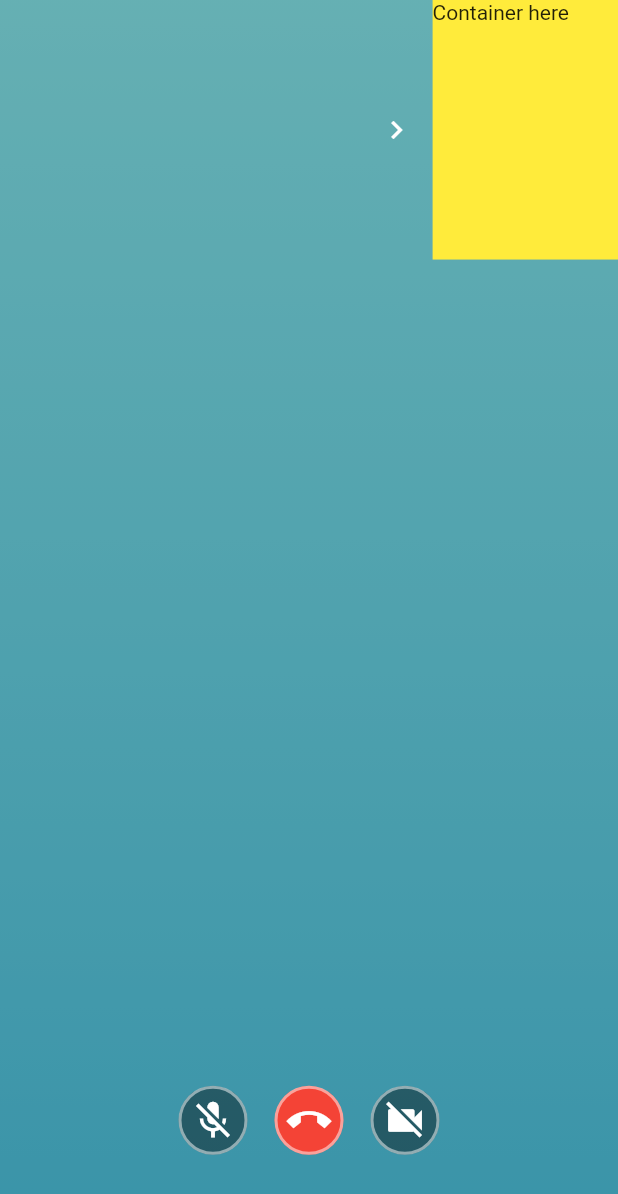
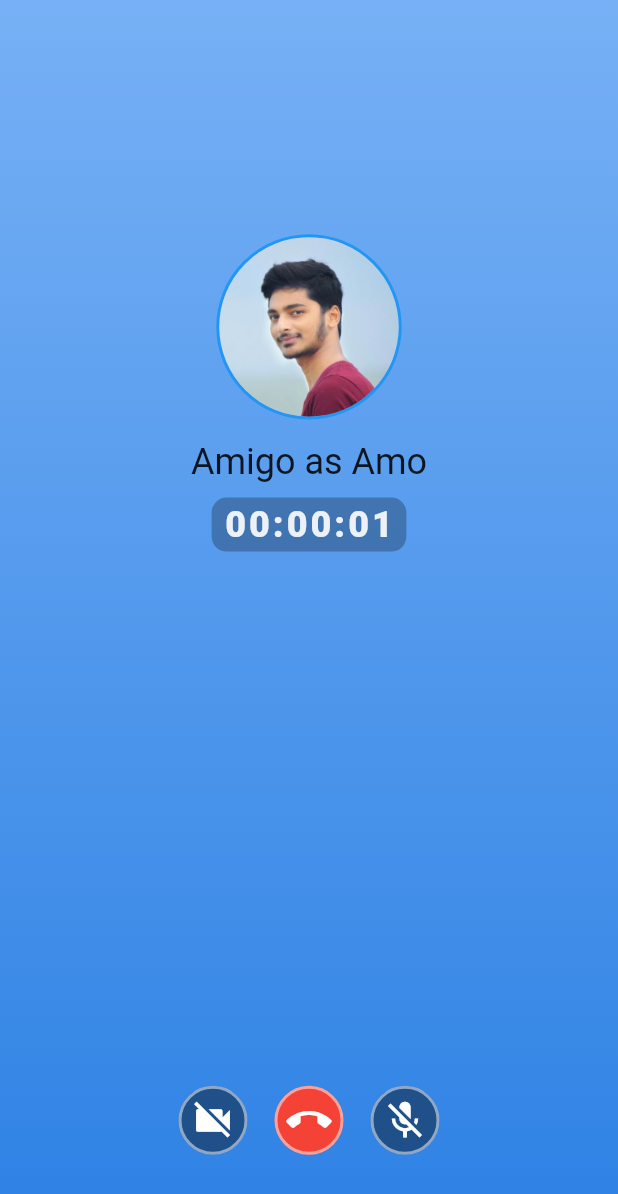
Before and after one commit to yeasin50/Flutter-Video-Calling-App, a Flutter app: the OnCallRunningScreen screen opened directly, on a phone screen of 412 x 824 dp. Shown: the top 1194 px of the screen. Run offline on Flutter 3.47's test engine with Material 2 defaults, Android fonts, the phone set to English and light mode, and no system bars; our stand-ins replace easy_rich_text, google_fonts; missing offline and left inert: flutter_webrtc, sdp_transform; Roboto replaces fonts that are missing (Adamina, Lateef).

Commit message:
audioCallScreen

```diff
--- a/lib/components/utils.dart
+++ b/lib/components/utils.dart
@@ -1,4 +1,5 @@
 import 'package:flutter/material.dart';
+import 'package:web_rtc/dummy_data/user_message.dart';
 
 class Utils {
   static Size textSize(String _text, TextStyle _style, double _maxWidth) {
@@ -14,4 +15,11 @@ class Utils {
       );
     return textPainter.size;
   }
+
+  static String stringDuration(Duration duration) {
+    String twoDigits(int n) => n.toString().padLeft(2, "0");
+    String twoDigitMinutes = twoDigits(duration.inMinutes.remainder(60));
+    String twoDigitSeconds = twoDigits(duration.inSeconds.remainder(60));
+    return "${twoDigits(duration.inHours)}:$twoDigitMinutes:$twoDigitSeconds";
+  }
 }
--- a/lib/main.dart
+++ b/lib/main.dart
@@ -3,6 +3,8 @@ import 'package:provider/provider.dart';
 
 import 'provider/dummy_data.dart';
 import 'screens/chat_screen/chatting_screen.dart';
+import 'screens/onCall/body_on_video_call.dart';
+import 'screens/onCall/on_call_running.dart';
 
 main() {
   // WidgetsFlutterBinding.ensureInitialized();
@@ -34,7 +36,7 @@ class MyApp extends StatelessWidget {
           primarySwatch: Colors.blue,
           backgroundColor: Colors.transparent,
         ),
-        home: ChattingScreen(),
+        home: OnCallRunningScreen(),
       ),
     );
   }
--- /dev/null
+++ b/lib/screens/onCall/audio_call_body.dart
@@ -0,0 +1,109 @@
+import 'dart:async';
+
+import 'package:flutter/material.dart';
+import 'package:google_fonts/google_fonts.dart';
+import 'package:web_rtc/components/utils.dart';
+import 'package:web_rtc/config/size.dart';
+import 'package:web_rtc/screens/conversationsScreen/components/custom_logo.dart';
+
+import 'components_/action_buttons.dart';
+
+class AudioCallBody extends StatefulWidget {
+  @override
+  _AudioCallBodyState createState() => _AudioCallBodyState();
+}
+
+class _AudioCallBodyState extends State<AudioCallBody> {
+  ///TODO:: pass from Before -1 in constructor
+  String _receiverName = "Amigo as Amo";
+  String _avatarUrl = 'assets/images/yeasin.jpg';
+
+  String _duration = "connection....";
+  late Timer _timer;
+
+  @override
+  void initState() {
+    super.initState();
+    var sec = 0;
+    _timer = Timer.periodic(Duration(seconds: 1), (timer) {
+      setState(() {
+        _duration = Utils.stringDuration(Duration(seconds: sec += 1));
+      });
+    });
+  }
+
+  @override
+  void dispose() {
+    super.dispose();
+    _timer.cancel();
+  }
+
+  @override
+  Widget build(BuildContext context) {
+    return Stack(
+      children: [
+        ///Logo + name+ status
+        LayoutBuilder(
+          builder: (context, constraints) => Align(
+            alignment: Alignment(0, -.5),
+            child: Column(
+              mainAxisSize: MainAxisSize.min,
+              children: [
+                CustomLogo(
+                  child: Image.asset(
+                    _avatarUrl,
+                    fit: BoxFit.cover,
+                  ),
+                  isBorder: true,
+                  width: constraints.maxWidth * .3,
+                ),
+                //name
+                SizedBox(
+                  height: 10,
+                ),
+                Text(
+                  _receiverName,
+                  style: GoogleFonts.adamina(
+                    fontSize: Theme.of(context).textTheme.headline5!.fontSize,
+                  ),
+                ),
+                SizedBox(
+                  height: 10,
+                ),
+
+                ///`Duration`
+                buildDuration(context)
+              ],
+            ),
+          ),
+        ),
+
+        ///`action buttons`
+        CallActionButtons(),
+      ],
+    );
+  }
+
+  Container buildDuration(BuildContext context) {
+    return Container(
+      padding: EdgeInsets.symmetric(vertical: 4, horizontal: 8),
+      decoration: BoxDecoration(
+        color: Colors.black26,
+        borderRadius: BorderRadius.circular(10),
+      ),
+      child: Text(
+        _duration,
+        style: GoogleFonts.lateef(
+          color: Colors.white.withOpacity(.9),
+          fontSize: Theme.of(context).textTheme.headline5!.fontSize,
+          letterSpacing: 2,
+          // height: 1.5,
+          fontWeight: FontWeight.w800,
+          // background: Paint()
+          //   ..color = Colors.black26
+          //   ..style = PaintingStyle.fill,
+        ),
+      ),
+    );
+  }
+}
--- a/lib/screens/onCall/body_on_call.dart
+++ /dev/null
@@ -1,136 +0,0 @@
-import 'package:flutter/material.dart';
-import 'package:web_rtc/components/round_icon.dart';
-
-class RunningCallBody extends StatefulWidget {
-  const RunningCallBody({
-    Key? key,
-  }) : super(key: key);
-
-  @override
-  _RunningCallBodyState createState() => _RunningCallBodyState();
-}
-
-class _RunningCallBodyState extends State<RunningCallBody> {
-  double iconSize = 30;
-  bool _micOn = true;
-  bool _camOn = true;
-
-  bool _hideCaller = false;
-
-  _handleMic() {
-    setState(() {
-      _micOn = !_micOn;
-    });
-  }
-
-  _handleCam() {
-    setState(() {
-      _camOn = !_camOn;
-    });
-  }
-
-  _hangUP() {}
-
-  double _callerViewHeight = 100;
-  @override
-  Widget build(BuildContext context) {
-    return LayoutBuilder(builder: (context, constraints) {
-      _callerViewHeight = constraints.maxWidth * .3;
-      return Stack(
-        children: [
-          ///`receiver`
-          Container(
-            color: Colors.green.withOpacity(.4),
-
-          ),
-
-          ///`Caller/myPreview`
-          callerPreview(),
-
-          ///`action buttons`
-          callActions(),
-        ],
-      );
-    });
-  }
-
-  Align callerPreview() {
-    return Align(
-      alignment: Alignment.topRight,
-      child: Row(
-        mainAxisSize: MainAxisSize.min,
-        children: [
-          IconButton(
-            padding: EdgeInsets.all(1),
-            onPressed: () {
-              setState(() {
-                _hideCaller = !_hideCaller;
-              });
-            },
-            icon: Icon(
-              _hideCaller ? Icons.navigate_before : Icons.navigate_next,
-              color: Colors.white,
-            ),
-          ),
-          AnimatedContainer(
-            duration: Duration(milliseconds: 400),
-            color: Colors.yellow,
-            width: _hideCaller ? 0.0 : _callerViewHeight,
-            height: _hideCaller ? 0.0 : _callerViewHeight * 1.4,
-            child: Text("Container here"),
-          ),
-        ],
-      ),
-    );
-  }
-
-  Widget callActions() {
-    return Align(
-      alignment: Alignment(0, .9),
-      child: Row(
-        mainAxisSize: MainAxisSize.min,
-        children: [
-          Tooltip(
-            message: 'Microphone On/Off',
-            child: RoundIcon(
-              background: Colors.black.withOpacity(.4),
-              child: Icon(
-                _micOn ? Icons.mic_off : Icons.mic_rounded,
-                color: Colors.white,
-                size: iconSize,
-              ),
-              press: _handleMic,
-              // label: "Mute",
-            ),
-          ),
-          Tooltip(
-            message: "Hang UP",
-            child: RoundIcon(
-              background: Colors.red,
-              child: Icon(
-                Icons.call_end_sharp,
-                color: Colors.white,
-                size: iconSize,
-              ),
-              press: _hangUP,
-              // label: "Call End",
-            ),
-          ),
-          Tooltip(
-            message: "Turn off/on your camera",
-            child: RoundIcon(
-              background: Colors.black.withOpacity(.4),
-              child: Icon(
-                _camOn ? Icons.videocam_off : Icons.videocam,
-                color: Colors.white,
-                size: iconSize,
-              ),
-              press: _handleCam,
-              // label: "Camera",
-            ),
-          ),
-        ],
-      ),
-    );
-  }
-}
--- /dev/null
+++ b/lib/screens/onCall/components_/action_buttons.dart
@@ -0,0 +1,78 @@
+import 'package:flutter/material.dart';
+import 'package:web_rtc/components/round_icon.dart';
+
+class CallActionButtons extends StatefulWidget {
+  @override
+  _CallActionButtonsState createState() => _CallActionButtonsState();
+}
+
+class _CallActionButtonsState extends State<CallActionButtons> {
+  bool _micOn = true;
+  bool _camOn = true;
+  double iconSize = 30;
+
+  _handleMic() {
+    setState(() {
+      _micOn = !_micOn;
+    });
+  }
+
+  _handleCam() {
+    setState(() {
+      _camOn = !_camOn;
+    });
+  }
+
+  _hangUP() {}
+
+  @override
+  Widget build(BuildContext context) {
+    return Align(
+      alignment: Alignment(0, .9),
+      child: Row(
+        mainAxisSize: MainAxisSize.min,
+        children: [
+          Tooltip(
+            message: "Turn off/on your camera",
+            child: RoundIcon(
+              background: Colors.black.withOpacity(.4),
+              child: Icon(
+                _camOn ? Icons.videocam_off : Icons.videocam,
+                color: Colors.white,
+                size: iconSize,
+              ),
+              press: _handleCam,
+              // label: "Camera",
+            ),
+          ),
+          Tooltip(
+            message: "Hang UP",
+            child: RoundIcon(
+              background: Colors.red,
+              child: Icon(
+                Icons.call_end,
+                color: Colors.white,
+                size: iconSize,
+              ),
+              press: _hangUP,
+              // label: "Call End",
+            ),
+          ),
+          Tooltip(
+            message: 'Microphone On/Off',
+            child: RoundIcon(
+              background: Colors.black.withOpacity(.4),
+              child: Icon(
+                _micOn ? Icons.mic_off : Icons.mic_rounded,
+                color: Colors.white,
+                size: iconSize,
+              ),
+              press: _handleMic,
+              // label: "Mute",
+            ),
+          ),
+        ],
+      ),
+    );
+  }
+}
--- a/lib/screens/onCall/on_call_running.dart
+++ b/lib/screens/onCall/on_call_running.dart
@@ -1,7 +1,8 @@
 import 'package:flutter/material.dart';
 import 'package:web_rtc/components/background.dart';
 
-import 'body_on_call.dart';
+import 'audio_call_body.dart';
+import 'body_on_video_call.dart';
 
 class OnCallRunningScreen extends StatefulWidget {
   static const String routeName = "/onCallScreen";
@@ -12,13 +13,16 @@ class OnCallRunningScreen extends StatefulWidget {
 }
 
 class _OnCallRunningScreenState extends State<OnCallRunningScreen> {
+  bool audioCall = true;
   @override
   Widget build(BuildContext context) {
     return Scaffold(
       body: Stack(
         children: [
           Background(),
-          SafeArea(child: RunningCallBody()),
+          SafeArea(
+            child: audioCall ? AudioCallBody() : VideoCallBody(),
+          ),
         ],
       ),
     );
```
Also changed, not shown: lib/screens/chat_screen/components/round_text.dart (+15 -12 lines), lib/screens/onCall/body_on_video_call.dart (added, +104 -0 lines), 1 other file.
